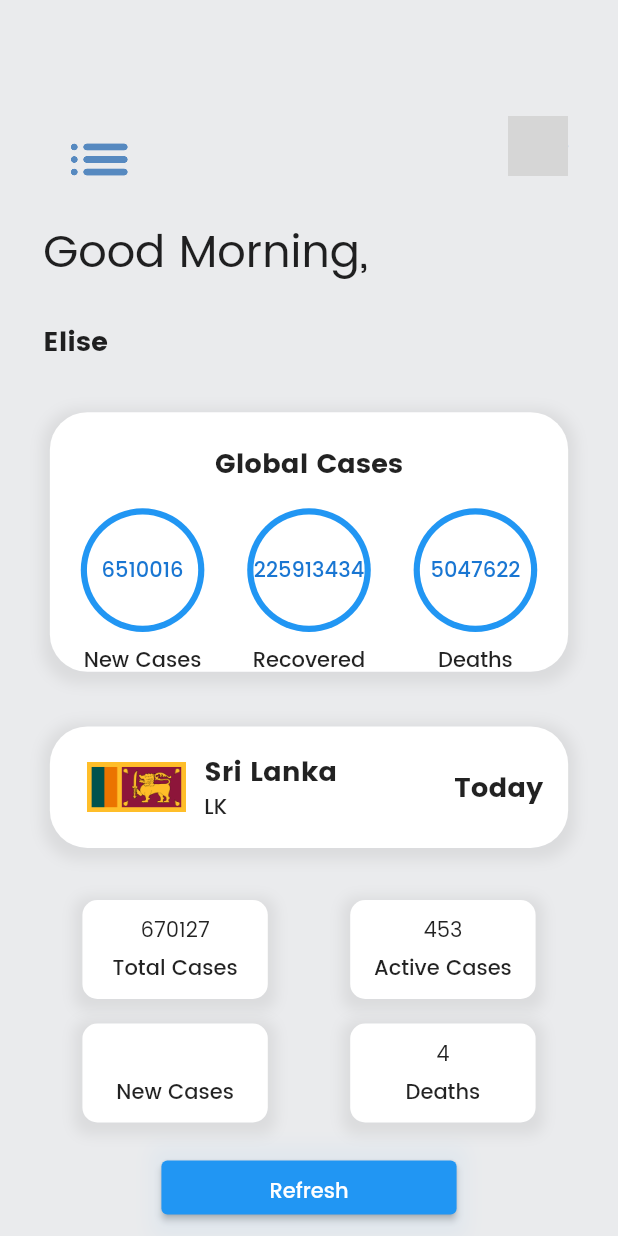
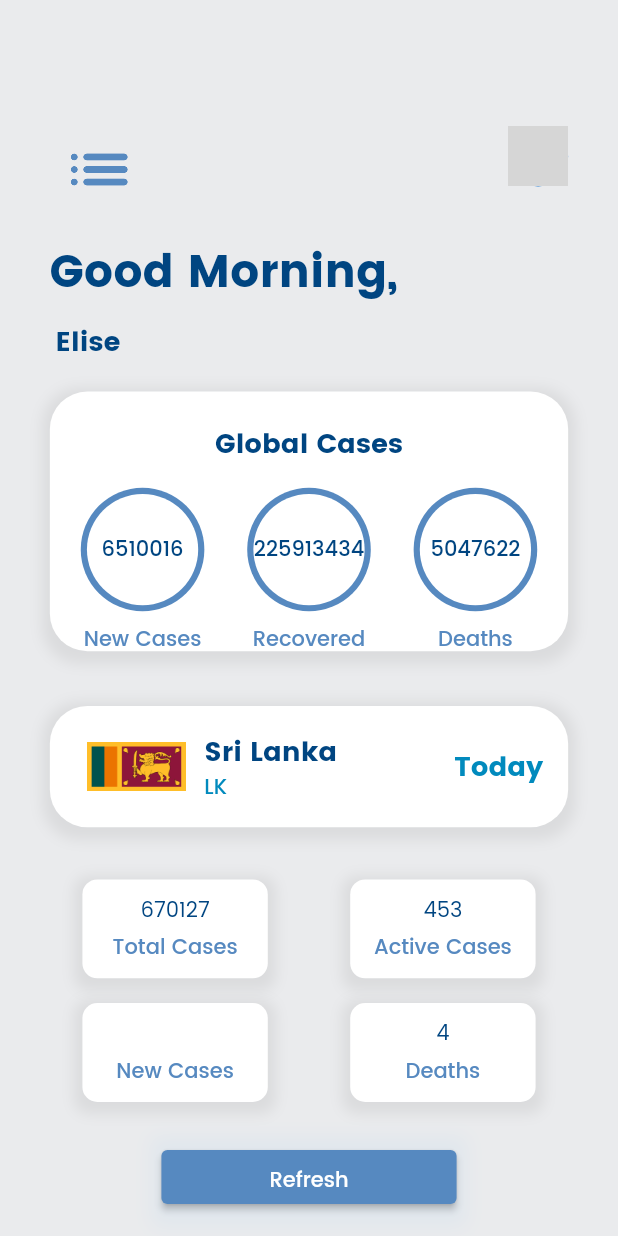
Before and after one commit to KanishaLiyanage/covid-now-lk-flutter, a Flutter app: the screen it shows after launch, on a phone screen of 412 x 824 dp. Run offline on Flutter 3.47's test engine with Material 2 defaults, Android fonts, the phone set to English and light mode, and no system bars; our stand-ins replace dio; network calls fail; grey boxes are pictures that could not be loaded.

Commit message:
ui changes

```diff
--- a/lib/screens/home.dart
+++ b/lib/screens/home.dart
@@ -34,7 +34,7 @@ class _HomeScreenState extends State<HomeScreen> {
         print(localNewCases);
         final snackBar = SnackBar(
           content: const Text('Data has been updated!'),
-          backgroundColor: (Colors.blue),
+          backgroundColor: (Color(0xFF5689C0)),
           action: SnackBarAction(
             label: 'dismiss',
             onPressed: () {},
@@ -108,7 +108,7 @@ class _HomeScreenState extends State<HomeScreen> {
               ),
             ),
             Container(
-              padding: EdgeInsets.symmetric(horizontal: 0.05 * size.width),
+              padding: EdgeInsets.symmetric(horizontal: 0.06 * size.width),
               child: Row(
                 crossAxisAlignment: CrossAxisAlignment.start,
                 children: [
@@ -118,6 +118,8 @@ class _HomeScreenState extends State<HomeScreen> {
                         "Good Morning,",
                         style: TextStyle(
                           fontSize: 30,
+                          fontWeight: FontWeight.bold,
+                          color: Color(0xFF004581),
                         ),
                       ),
                     ],
@@ -127,7 +129,7 @@ class _HomeScreenState extends State<HomeScreen> {
             ),
             //good morning
             Container(
-              padding: EdgeInsets.all(0.05 * size.width),
+              padding: EdgeInsets.symmetric(horizontal: 0.07 * size.width),
               child: Row(
                 children: [
                   Text(
@@ -135,6 +137,7 @@ class _HomeScreenState extends State<HomeScreen> {
                     style: TextStyle(
                       fontSize: 18,
                       fontWeight: FontWeight.bold,
+                      color: Color(0xFF004581),
                     ),
                   ),
                 ],
@@ -173,6 +176,9 @@ class _HomeScreenState extends State<HomeScreen> {
                     "Refresh",
                     textAlign: TextAlign.center,
                   ),
+                ),
+                style: ElevatedButton.styleFrom(
+                  primary: Color(0xFF5689C0),
                 ),
               ),
               decoration: BoxDecoration(
--- a/lib/widgets/globalCard.dart
+++ b/lib/widgets/globalCard.dart
@@ -30,6 +30,7 @@ class GlobalCasesCard extends StatelessWidget {
             style: TextStyle(
               fontSize: 18,
               fontWeight: FontWeight.bold,
+              color: Color(0xFF004581),
             ),
           ),
           SizedBox(height: 0.02 * size.height),
@@ -41,7 +42,7 @@ class GlobalCasesCard extends StatelessWidget {
                 children: [
                   CircleAvatar(
                     maxRadius: 0.1 * size.width,
-                    backgroundColor: Colors.blue,
+                    backgroundColor: Color(0xFF5689C0),
                     child: CircleAvatar(
                       maxRadius: 0.09 * size.width,
                       backgroundColor: Colors.white,
@@ -50,6 +51,7 @@ class GlobalCasesCard extends StatelessWidget {
                         style: TextStyle(
                           fontSize: 14,
                           fontWeight: FontWeight.w500,
+                          color: Color(0xFF004581),
                         ),
                       ),
                     ),
@@ -59,6 +61,7 @@ class GlobalCasesCard extends StatelessWidget {
                     "New Cases",
                     style: TextStyle(
                       fontWeight: FontWeight.w500,
+                      color: Color(0xFF5689C0),
                     ),
                   ),
                 ],
@@ -68,7 +71,7 @@ class GlobalCasesCard extends StatelessWidget {
                 children: [
                   CircleAvatar(
                     maxRadius: 0.1 * size.width,
-                    backgroundColor: Colors.blue,
+                    backgroundColor: Color(0xFF5689C0),
                     child: CircleAvatar(
                       maxRadius: 0.09 * size.width,
                       backgroundColor: Colors.white,
@@ -77,6 +80,7 @@ class GlobalCasesCard extends StatelessWidget {
                         style: TextStyle(
                           fontSize: 14,
                           fontWeight: FontWeight.w500,
+                          color: Color(0xFF004581),
                         ),
                       ),
                     ),
@@ -86,6 +90,7 @@ class GlobalCasesCard extends StatelessWidget {
                     "Recovered",
                     style: TextStyle(
                       fontWeight: FontWeight.w500,
+                      color: Color(0xFF5689C0),
                     ),
                   ),
                 ],
@@ -95,7 +100,7 @@ class GlobalCasesCard extends StatelessWidget {
                 children: [
                   CircleAvatar(
                     maxRadius: 0.1 * size.width,
-                    backgroundColor: Colors.blue,
+                    backgroundColor: Color(0xFF5689C0),
                     child: CircleAvatar(
                       maxRadius: 0.09 * size.width,
                       backgroundColor: Colors.white,
@@ -104,6 +109,7 @@ class GlobalCasesCard extends StatelessWidget {
                         style: TextStyle(
                           fontSize: 14,
                           fontWeight: FontWeight.w500,
+                          color: Color(0xFF004581),
                         ),
                       ),
                     ),
@@ -113,6 +119,7 @@ class GlobalCasesCard extends StatelessWidget {
                     "Deaths",
                     style: TextStyle(
                       fontWeight: FontWeight.w500,
+                      color: Color(0xFF5689C0),
                     ),
                   ),
                 ],
--- a/lib/widgets/lkCard.dart
+++ b/lib/widgets/lkCard.dart
@@ -37,12 +37,14 @@ class LKCard extends StatelessWidget {
                   style: TextStyle(
                     fontSize: 18,
                     fontWeight: FontWeight.bold,
+                    color: Color(0xFF004581),
                   ),
                 ),
                 Text(
                   "LK",
                   style: TextStyle(
                     fontWeight: FontWeight.w500,
+                    color: Color(0xFF018ABD),
                   ),
                 ),
               ],
@@ -55,6 +57,7 @@ class LKCard extends StatelessWidget {
               style: TextStyle(
                 fontSize: 18,
                 fontWeight: FontWeight.bold,
+                color: Color(0xFF018ABD),
               ),
             ),
           ), //date
--- a/lib/widgets/localCard.dart
+++ b/lib/widgets/localCard.dart
@@ -33,12 +33,18 @@ class LocalCasesCard extends StatelessWidget {
                   child: Column(
                     mainAxisAlignment: MainAxisAlignment.center,
                     children: [
-                      Text(localTotalCases),
+                      Text(
+                        localTotalCases,
+                        style: TextStyle(
+                          color: Color(0xFF004581),
+                        ),
+                      ),
                       SizedBox(height: 0.01 * size.width),
                       Text(
                         "Total Cases",
                         style: TextStyle(
                           fontWeight: FontWeight.w500,
+                          color: Color(0xFF5689C0),
                         ),
                       ),
                     ],
@@ -64,12 +70,18 @@ class LocalCasesCard extends StatelessWidget {
                   child: Column(
                     mainAxisAlignment: MainAxisAlignment.center,
                     children: [
-                      Text(localNewCases),
+                      Text(
+                        localNewCases,
+                        style: TextStyle(
+                          color: Color(0xFF004581),
+                        ),
+                      ),
                       SizedBox(height: 0.01 * size.width),
                       Text(
                         "New Cases",
                         style: TextStyle(
                           fontWeight: FontWeight.w500,
+                          color: Color(0xFF5689C0),
                         ),
                       ),
                     ],
@@ -101,12 +113,18 @@ class LocalCasesCard extends StatelessWidget {
                     //today active cases
                     mainAxisAlignment: MainAxisAlignment.center,
                     children: [
-                      Text(localActiveCases),
+                      Text(
+                        localActiveCases,
+                        style: TextStyle(
+                          color: Color(0xFF004581),
+                        ),
+                      ),
                       SizedBox(height: 0.01 * size.width),
                       Text(
                         "Active Cases",
                         style: TextStyle(
                           fontWeight: FontWeight.w500,
+                          color: Color(0xFF5689C0),
                         ),
                       ),
                     ],
@@ -132,12 +150,18 @@ class LocalCasesCard extends StatelessWidget {
                   child: Column(
                     mainAxisAlignment: MainAxisAlignment.center,
                     children: [
-                      Text(localDeaths),
+                      Text(
+                        localDeaths,
+                        style: TextStyle(
+                          color: Color(0xFF004581),
+                        ),
+                      ),
                       SizedBox(height: 0.01 * size.width),
                       Text(
                         "Deaths",
                         style: TextStyle(
                           fontWeight: FontWeight.w500,
+                          color: Color(0xFF5689C0),
                         ),
                       ),
                     ],
```
